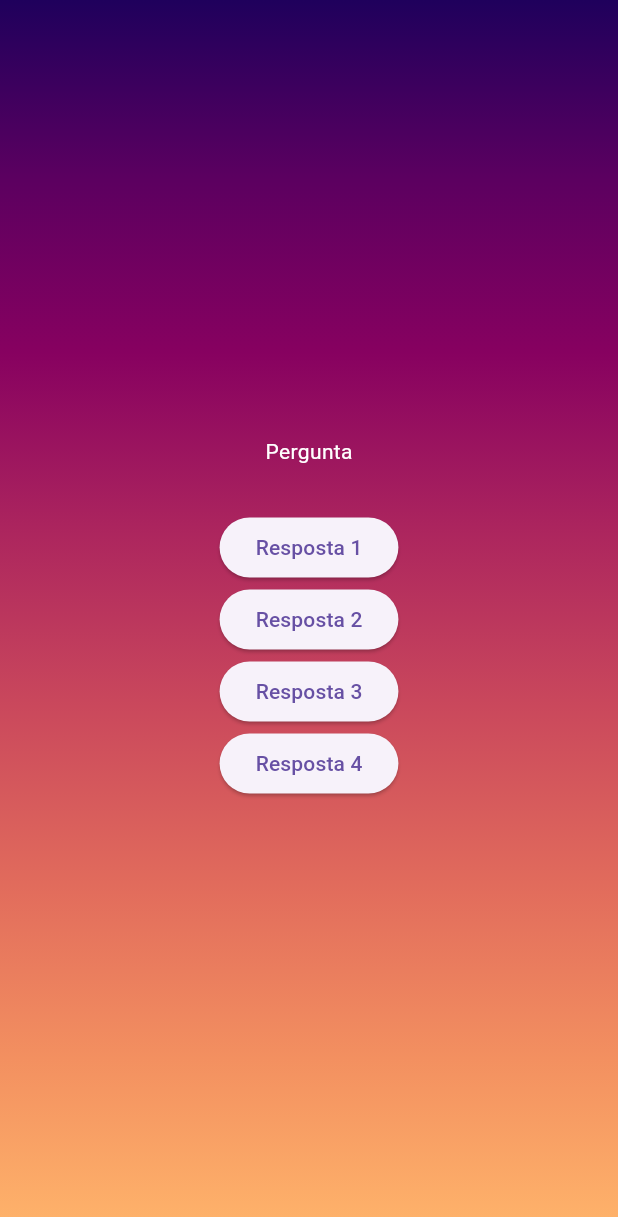
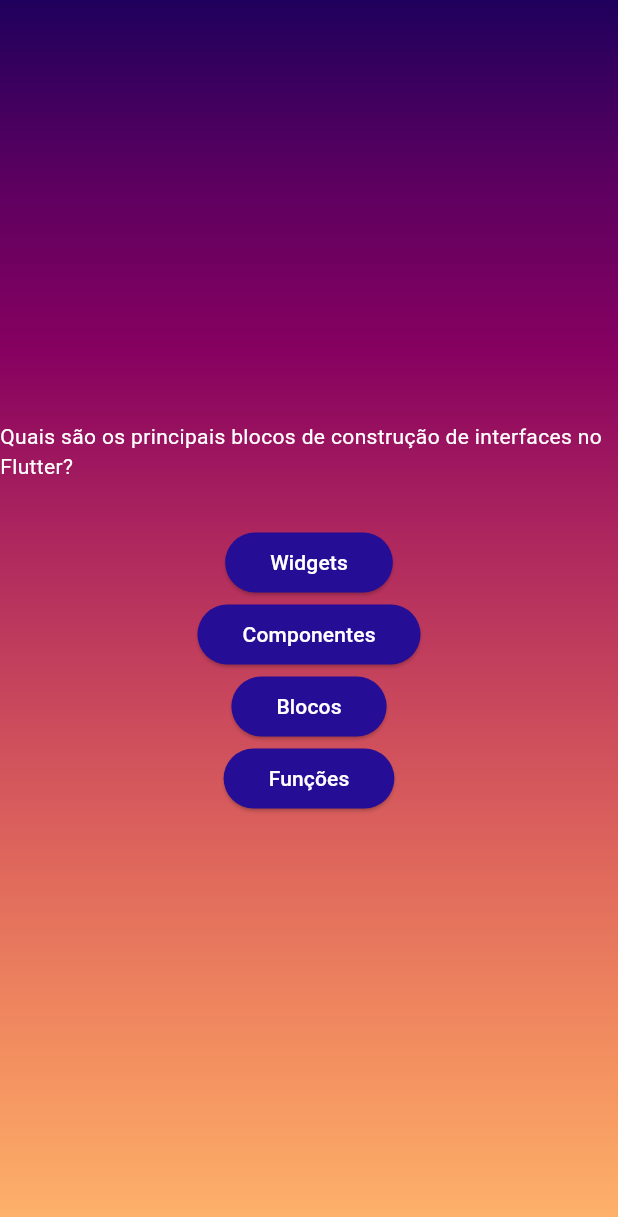
Before and after one commit to rlneto/flutterquiz, a Flutter app: the screen it shows after launch, after a tap on "Começar agora!", on a phone screen of 412 x 824 dp. Shown: the top 1217 px of the screen. Run offline on Flutter 3.47's test engine with Material 3 defaults, Android fonts, the phone set to English and light mode, and no system bars.

Commit message:
Posicionando os dados por iterador

```diff
--- /dev/null
+++ b/lib/answer_button.dart
@@ -0,0 +1,26 @@
+import 'package:flutter/material.dart';
+
+class AnswerButton extends StatelessWidget {
+  const AnswerButton({
+    super.key,
+    required this.answerText,
+    required this.onTap,
+  });
+
+  final String answerText;
+
+  final void Function() onTap;
+
+  @override
+  Widget build(BuildContext context) {
+    return ElevatedButton(
+      onPressed: onTap,
+      style: ElevatedButton.styleFrom(
+        backgroundColor: const Color.fromARGB(255, 38, 13, 150),
+        foregroundColor: Colors.white,
+        padding: EdgeInsets.symmetric(vertical: 10, horizontal: 30),
+      ),
+      child: Text(answerText),
+    );
+  }
+}
--- a/lib/questions_screen.dart
+++ b/lib/questions_screen.dart
@@ -1,4 +1,6 @@
 import 'package:flutter/material.dart';
+import 'package:flutterquiz/answer_button.dart';
+import 'package:flutterquiz/data/questions.dart';
 
 class QuestionsScreen extends StatefulWidget {
   const QuestionsScreen({super.key});
@@ -12,17 +14,18 @@ class QuestionsScreen extends StatefulWidget {
 class _QuestionsScreenState extends State<QuestionsScreen> {
   @override
   Widget build(BuildContext context) {
+    final currentQuestion = questions[0];
+
     return SizedBox(
       width: double.infinity,
       child: Column(
         mainAxisAlignment: MainAxisAlignment.center,
         children: [
-          Text('Pergunta', style: TextStyle(color: Colors.white)),
+          Text(currentQuestion.text, style: TextStyle(color: Colors.white)),
           SizedBox(height: 30),
-          ElevatedButton(onPressed: () {}, child: Text('Resposta 1')),
-          ElevatedButton(onPressed: () {}, child: Text('Resposta 2')),
-          ElevatedButton(onPressed: () {}, child: Text('Resposta 3')),
-          ElevatedButton(onPressed: () {}, child: Text('Resposta 4')),
+          ...currentQuestion.answers.map((answer) {
+            return AnswerButton(answerText: answer, onTap: () {});
+          }),
         ],
       ),
     );
```
